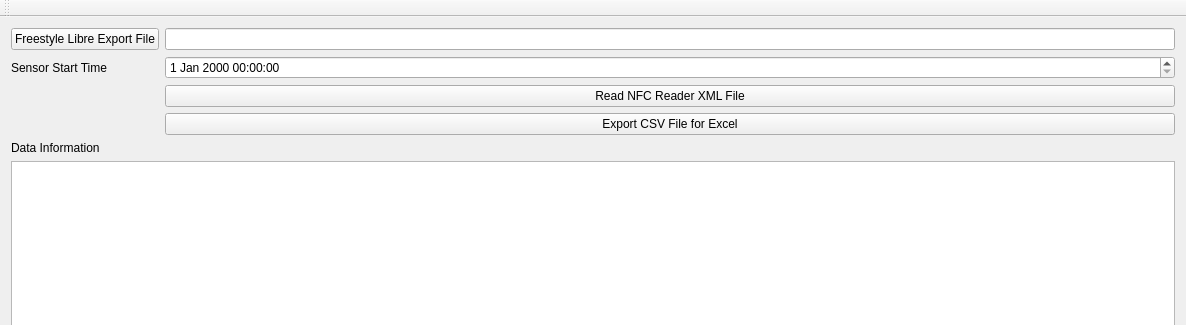
Qt form mainwindow.ui (davidweisgerber/taganalyzer) before a commit; both pictures show x 0 to 1186 and y 0 to 325 of the 1186 by 816 pixel window.
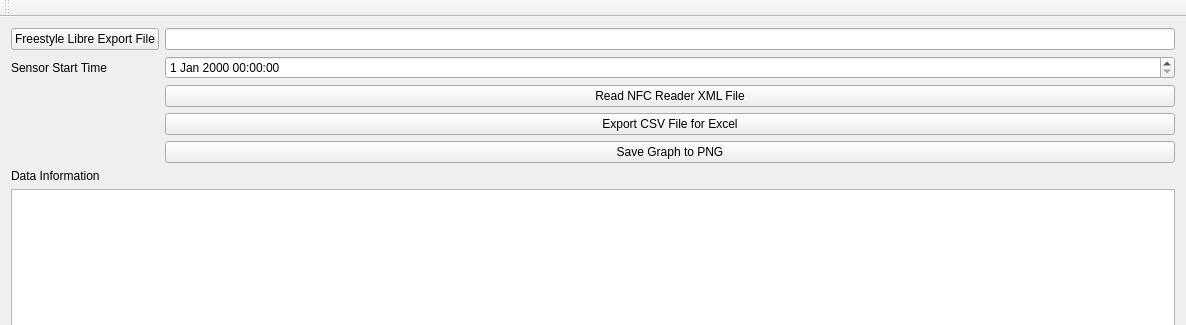
The same form after that commit.

What changed in the file:
```diff
--- a/mainwindow.ui
+++ b/mainwindow.ui
@@ -55,6 +55,13 @@
         </property>
        </widget>
       </item>
+      <item row="4" column="1">
+       <widget class="QPushButton" name="saveGraphButton">
+        <property name="text">
+         <string>Save Graph to PNG</string>
+        </property>
+       </widget>
+      </item>
      </layout>
     </item>
     <item>
```
